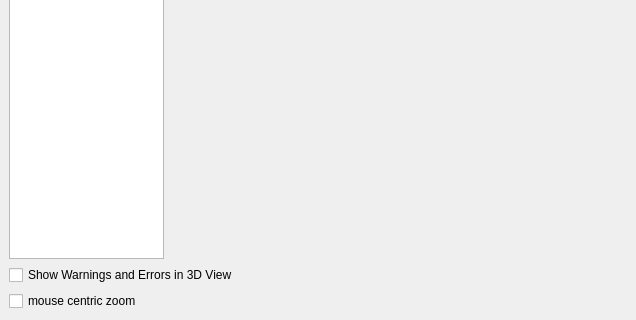
openscad/openscad, file src/gui/Preferences.ui: the form before one commit; both pictures show x 0 to 636 and y 219 to 539 of the 636 by 539 pixel window.
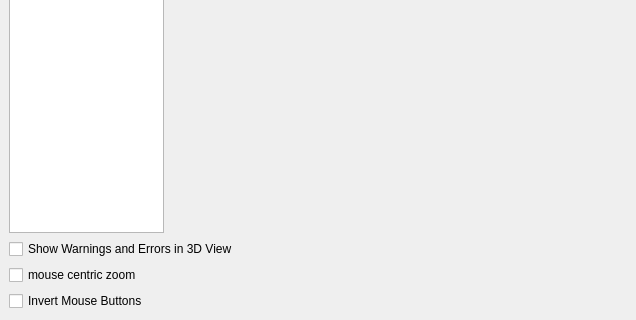
The form after the commit. The open tabs and pages were chosen to show the change. Icons and pictures are not drawn. Custom widgets are drawn as their Qt base class.

Commit message: Add Option to Invert Mouse Buttons on 3DView

What changed in the file:
```diff
--- a/src/gui/Preferences.ui
+++ b/src/gui/Preferences.ui
@@ -107,6 +107,16 @@
           </property>
          </widget>
         </item>
+        <item>
+         <widget class="QCheckBox" name="checkBoxMouseInvertButtons">
+          <property name="text">
+           <string>Invert Mouse Buttons</string>
+          </property>
+          <property name="checked">
+           <bool>false</bool>
+          </property>
+         </widget>
+        </item>
        </layout>
       </widget>
       <widget class="QWidget" name="pageEditor">
```
The commit also changes 7 other files.
